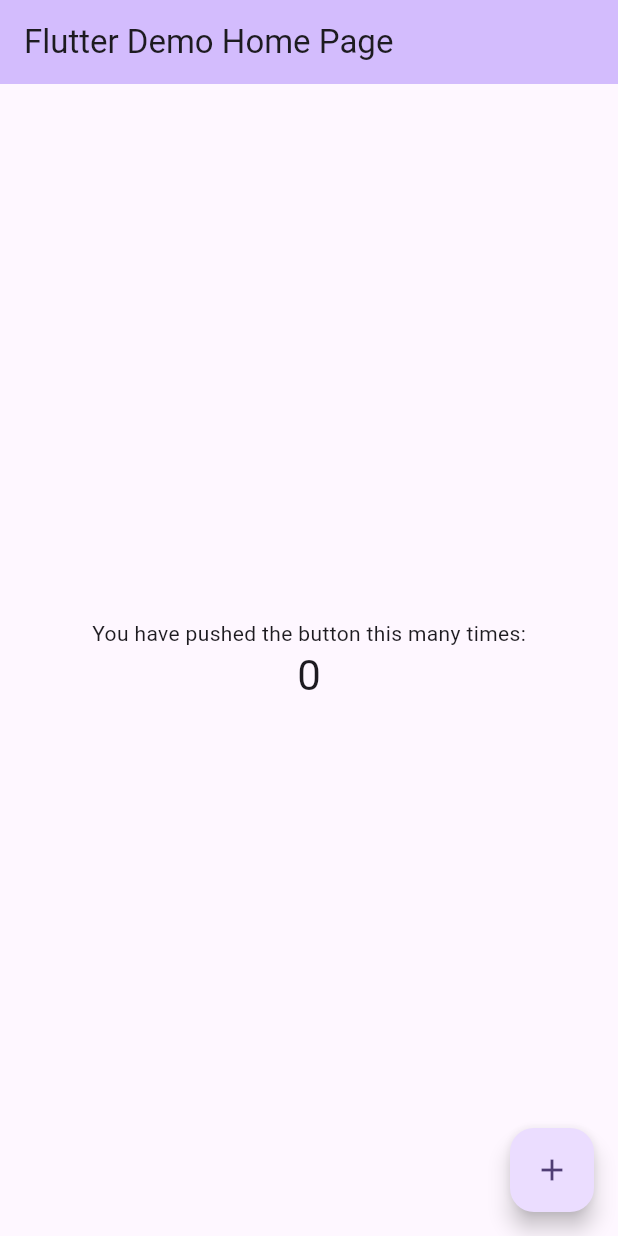
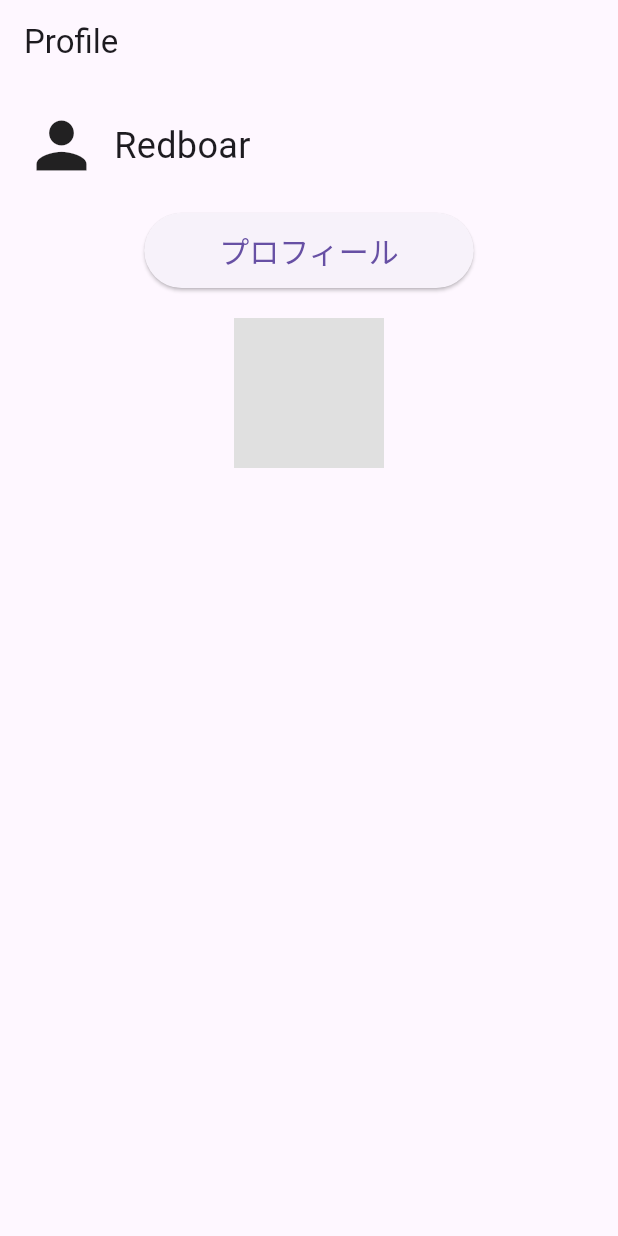
Before and after one commit to Redboar1021/Pectromy_1, a Flutter app: the screen it shows after launch, on a phone screen of 412 x 824 dp. Run offline on Flutter 3.47's test engine with Material 3 defaults, Android fonts, the phone set to English and light mode, and no system bars.

Commit message:
チャットgpt

```diff
--- a/pectromy_1/lib/main.dart
+++ b/pectromy_1/lib/main.dart
@@ -1,125 +1,58 @@
 import 'package:flutter/material.dart';
 
 void main() {
-  runApp(const MyApp());
+  runApp(MyApp());
 }
 
 class MyApp extends StatelessWidget {
-  const MyApp({super.key});
-
-  // This widget is the root of your application.
   @override
   Widget build(BuildContext context) {
     return MaterialApp(
-      title: 'Flutter Demo',
-      theme: ThemeData(
-        // This is the theme of your application.
-        //
-        // TRY THIS: Try running your application with "flutter run". You'll see
-        // the application has a purple toolbar. Then, without quitting the app,
-        // try changing the seedColor in the colorScheme below to Colors.green
-        // and then invoke "hot reload" (save your changes or press the "hot
-        // reload" button in a Flutter-supported IDE, or press "r" if you used
-        // the command line to start the app).
-        //
-        // Notice that the counter didn't reset back to zero; the application
-        // state is not lost during the reload. To reset the state, use hot
-        // restart instead.
-        //
-        // This works for code too, not just values: Most code changes can be
-        // tested with just a hot reload.
-        colorScheme: ColorScheme.fromSeed(seedColor: Colors.deepPurple),
-        useMaterial3: true,
-      ),
-      home: const MyHomePage(title: 'Flutter Demo Home Page'),
+      title: 'Profile Screen',
+      home: ProfileScreen(),
     );
   }
 }
 
-class MyHomePage extends StatefulWidget {
-  const MyHomePage({super.key, required this.title});
-
-  // This widget is the home page of your application. It is stateful, meaning
-  // that it has a State object (defined below) that contains fields that affect
-  // how it looks.
-
-  // This class is the configuration for the state. It holds the values (in this
-  // case the title) provided by the parent (in this case the App widget) and
-  // used by the build method of the State. Fields in a Widget subclass are
-  // always marked "final".
-
-  final String title;
-
-  @override
-  State<MyHomePage> createState() => _MyHomePageState();
-}
-
-class _MyHomePageState extends State<MyHomePage> {
-  int _counter = 0;
-
-  void _incrementCounter() {
-    setState(() {
-      // This call to setState tells the Flutter framework that something has
-      // changed in this State, which causes it to rerun the build method below
-      // so that the display can reflect the updated values. If we changed
-      // _counter without calling setState(), then the build method would not be
-      // called again, and so nothing would appear to happen.
-      _counter++;
-    });
-  }
-
+class ProfileScreen extends StatelessWidget {
   @override
   Widget build(BuildContext context) {
-    // This method is rerun every time setState is called, for instance as done
-    // by the _incrementCounter method above.
-    //
-    // The Flutter framework has been optimized to make rerunning build methods
-    // fast, so that you can just rebuild anything that needs updating rather
-    // than having to individually change instances of widgets.
     return Scaffold(
       appBar: AppBar(
-        // TRY THIS: Try changing the color here to a specific color (to
-        // Colors.amber, perhaps?) and trigger a hot reload to see the AppBar
-        // change color while the other colors stay the same.
-        backgroundColor: Theme.of(context).colorScheme.inversePrimary,
-        // Here we take the value from the MyHomePage object that was created by
-        // the App.build method, and use it to set our appbar title.
-        title: Text(widget.title),
+        title: Text('Profile'),
       ),
-      body: Center(
-        // Center is a layout widget. It takes a single child and positions it
-        // in the middle of the parent.
+      body: Padding(
+        padding: const EdgeInsets.all(16.0),
         child: Column(
-          // Column is also a layout widget. It takes a list of children and
-          // arranges them vertically. By default, it sizes itself to fit its
-          // children horizontally, and tries to be as tall as its parent.
-          //
-          // Column has various properties to control how it sizes itself and
-          // how it positions its children. Here we use mainAxisAlignment to
-          // center the children vertically; the main axis here is the vertical
-          // axis because Columns are vertical (the cross axis would be
-          // horizontal).
-          //
-          // TRY THIS: Invoke "debug painting" (choose the "Toggle Debug Paint"
-          // action in the IDE, or press "p" in the console), to see the
-          // wireframe for each widget.
-          mainAxisAlignment: MainAxisAlignment.center,
-          children: <Widget>[
-            const Text(
-              'You have pushed the button this many times:',
+          children: [
+            Row(
+              children: [
+                Icon(Icons.person, size: 50),
+                SizedBox(width: 10),
+                Text(
+                  'Redboar',
+                  style: TextStyle(fontSize: 24),
+                ),
+              ],
             ),
-            Text(
-              '$_counter',
-              style: Theme.of(context).textTheme.headlineMedium,
+            SizedBox(height: 20),
+            ElevatedButton(
+              onPressed: () {},
+              child: Text('プロフィール'),
+              style: ElevatedButton.styleFrom(
+                textStyle: TextStyle(fontSize: 20),
+                padding: EdgeInsets.symmetric(horizontal: 50, vertical: 10),
+              ),
+            ),
+            SizedBox(height: 20),
+            Container(
+              width: 100,
+              height: 100,
+              color: Colors.grey[300],
             ),
           ],
         ),
       ),
-      floatingActionButton: FloatingActionButton(
-        onPressed: _incrementCounter,
-        tooltip: 'Increment',
-        child: const Icon(Icons.add),
-      ), // This trailing comma makes auto-formatting nicer for build methods.
     );
   }
 }
```
